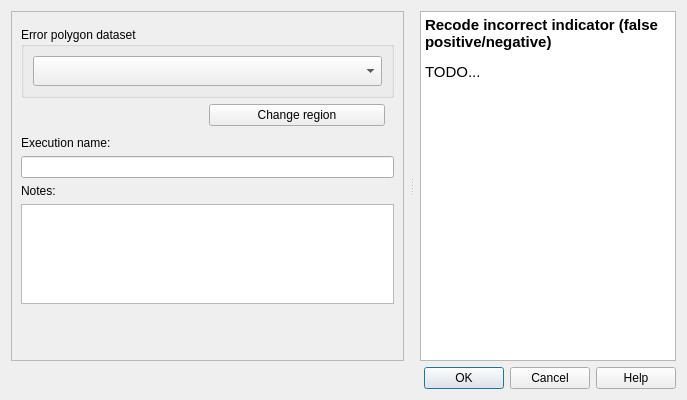
Before: the Qt Designer form LDMP/gui/DlgCalculateLDNErrorRecode.ui in ConservationInternational/trends.earth, drawn with Qt 5.
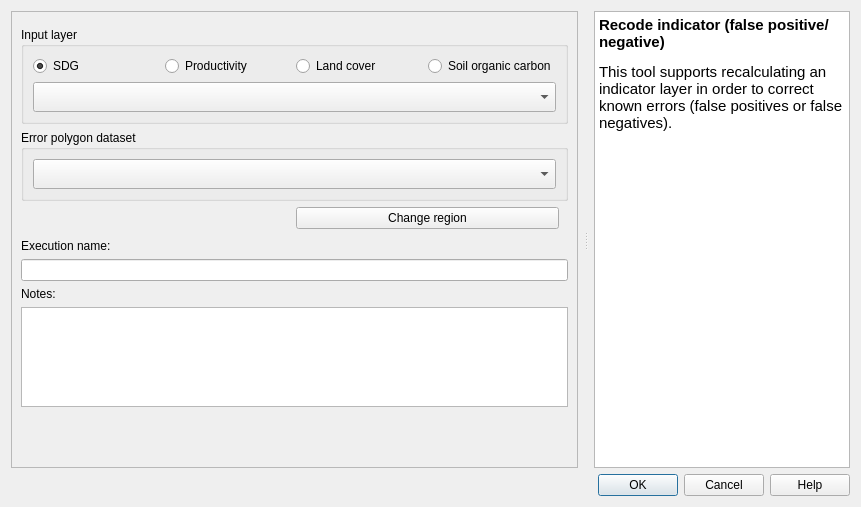
After: the same form once the commit is applied. Custom widgets are drawn as their Qt base class.

Commit message: Finalize window for false pos/negative recoding

What changed in the file:
```diff
--- a/LDMP/gui/DlgCalculateLDNErrorRecode.ui
+++ b/LDMP/gui/DlgCalculateLDNErrorRecode.ui
@@ -6,8 +6,8 @@
    <rect>
     <x>0</x>
     <y>0</y>
-    <width>687</width>
-    <height>400</height>
+    <width>861</width>
+    <height>507</height>
    </rect>
   </property>
   <property name="sizePolicy">
@@ -67,8 +67,8 @@
            <rect>
             <x>0</x>
             <y>0</y>
-            <width>395</width>
-            <height>351</height>
+            <width>569</width>
+            <height>454</height>
            </rect>
           </property>
           <layout class="QVBoxLayout" name="verticalLayout_2">
@@ -96,6 +96,80 @@
              </layout>
             </widget>
            </item>
+           <item>
+            <widget class="QGroupBox" name="groupBox">
+             <property name="title">
+              <string>Input layer</string>
+             </property>
+             <layout class="QGridLayout" name="gridLayout">
+              <item row="0" column="1">
+               <widget class="QRadioButton" name="rb_prod">
+                <property name="text">
+                 <string>Productivity</string>
+                </property>
+                <attribute name="buttonGroup">
+                 <string notr="true">rb_grp_input_layer</string>
+                </attribute>
+               </widget>
+              </item>
+              <item row="0" column="2">
+               <widget class="QRadioButton" name="rb_lc">
+                <property name="text">
+                 <string>Land cover</string>
+                </property>
+                <attribute name="buttonGroup">
+                 <string notr="true">rb_grp_input_layer</string>
+                </attribute>
+               </widget>
+              </item>
+              <item row="0" column="0">
+               <widget class="QRadioButton" name="rb_sdg">
+                <property name="text">
+                 <string>SDG</string>
+                </property>
+                <property name="checked">
+                 <bool>true</bool>
+                </property>
+                <attribute name="buttonGroup">
+                 <string notr="true">rb_grp_input_layer</string>
+                </attribute>
+               </widget>
+              </item>
+              <item row="0" column="3">
+               <widget class="QRadioButton" name="rb_soc">
+                <property name="text">
+                 <string>Soil organic carbon</string>
+                </property>
+                <attribute name="buttonGroup">
+                 <string notr="true">rb_grp_input_layer</string>
+                </attribute>
+               </widget>
+              </item>
+              <item row="2" column="0" colspan="4">
+               <widget class="WidgetDataIOSelectTELayerExisting" name="combo_layer_input">
+                <property name="enabled">
+                 <bool>true</bool>
+                </property>
+                <property name="sizePolicy">
+                 <sizepolicy hsizetype="Expanding" vsizetype="Minimum">
+                  <horstretch>0</horstretch>
+                  <verstretch>0</verstretch>
+                 </sizepolicy>
+                </property>
+                <property name="minimumSize">
+                 <size>
+                  <width>0</width>
+                  <height>30</height>
+                 </size>
+                </property>
+                <property name="layer_type" stdset="0">
+                 <string notr="true">SDG 15.3.1 Indicator</string>
+                </property>
+               </widget>
+              </item>
+             </layout>
+            </widget>
+           </item>
            <item>
             <widget class="QGroupBox" name="groupbox_so1_so2">
              <property name="sizePolicy">
@@ -269,9 +343,9 @@
        <string>&lt;!DOCTYPE HTML PUBLIC &quot;-//W3C//DTD HTML 4.0//EN&quot; &quot;http://www.w3.org/TR/REC-html40/strict.dtd&quot;&gt;
 &lt;html&gt;&lt;head&gt;&lt;meta name=&quot;qrichtext&quot; content=&quot;1&quot; /&gt;&lt;style type=&quot;text/css&quot;&gt;
 p, li { white-space: pre-wrap; }
-&lt;/style&gt;&lt;/head&gt;&lt;body style=&quot; font-family:'MS Shell Dlg 2'; font-size:8.25pt; font-weight:400; font-style:normal;&quot;&gt;
-&lt;p style=&quot; margin-top:18px; margin-bottom:12px; margin-left:0px; margin-right:0px; -qt-block-indent:0; text-indent:0px;&quot;&gt;&lt;span style=&quot; font-family:'Ubuntu'; font-size:11pt; font-weight:600;&quot;&gt;Recode incorrect indicator (false positive/negative)&lt;/span&gt;&lt;/p&gt;
-&lt;p style=&quot; margin-top:12px; margin-bottom:12px; margin-left:0px; margin-right:0px; -qt-block-indent:0; text-indent:0px;&quot;&gt;&lt;span style=&quot; font-family:'Ubuntu'; font-size:11pt;&quot;&gt;TODO...&lt;/span&gt;&lt;/p&gt;&lt;/body&gt;&lt;/html&gt;</string>
+&lt;/style&gt;&lt;/head&gt;&lt;body style=&quot; font-family:'MS Shell Dlg 2'; font-size:12pt; font-weight:400; font-style:normal;&quot;&gt;
+&lt;p style=&quot; margin-top:18px; margin-bottom:12px; margin-left:0px; margin-right:0px; -qt-block-indent:0; text-indent:0px;&quot;&gt;&lt;span style=&quot; font-family:'Ubuntu'; font-size:11pt; font-weight:600;&quot;&gt;Recode indicator (false positive/negative)&lt;/span&gt;&lt;/p&gt;
+&lt;p style=&quot; margin-top:12px; margin-bottom:12px; margin-left:0px; margin-right:0px; -qt-block-indent:0; text-indent:0px;&quot;&gt;&lt;span style=&quot; font-family:'Ubuntu'; font-size:11pt;&quot;&gt;This tool supports recalculating an indicator layer in order to correct known errors (false positives or false negatives).&lt;/span&gt;&lt;/p&gt;&lt;/body&gt;&lt;/html&gt;</string>
       </property>
       <property name="openExternalLinks">
        <bool>true</bool>
@@ -300,6 +374,11 @@
    <extends>QComboBox</extends>
    <header>LDMP/data_io</header>
   </customwidget>
+  <customwidget>
+   <class>WidgetDataIOSelectTELayerExisting</class>
+   <extends>QComboBox</extends>
+   <header>LDMP/data_io</header>
+  </customwidget>
  </customwidgets>
  <resources/>
  <connections>
```
Left out of the diff: 3 changed lines with no effect on the pictures. The commit also changes 7 other files.
